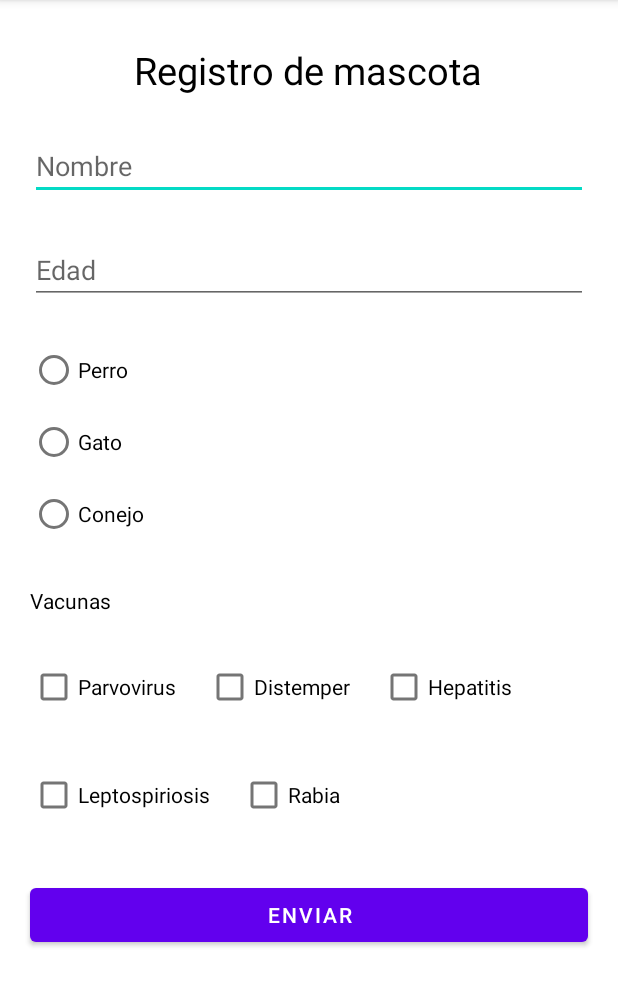
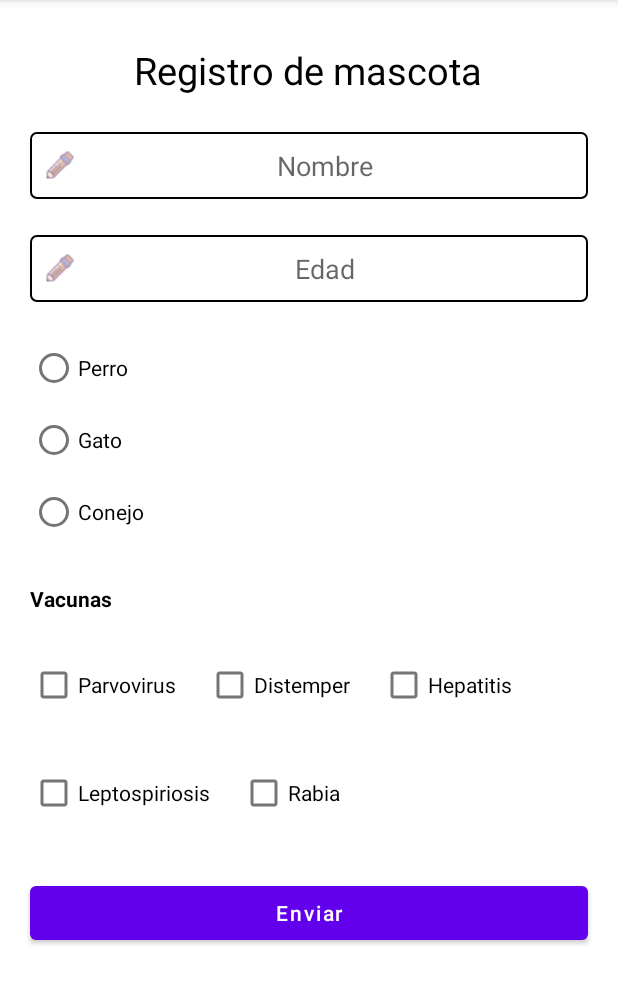
Before and after one commit to jreategui07/lab03-formulario-mascota, an Android app: the screen it shows after launch (MainActivity), on a phone screen of 412 x 824 dp, the part 84-1091 px from its top. Run offline under Robolectric (Android 15) with nearby library versions, the phone set to English and light mode, and no system bars.

Commit message:
Styling components

```diff
--- /dev/null
+++ b/app/src/main/res/drawable/shape_rectangle.xml
@@ -0,0 +1,9 @@
+<?xml version="1.0" encoding="utf-8"?>
+<selector xmlns:android="http://schemas.android.com/apk/res/android">
+    <item>
+        <shape android:shape="rectangle">
+            <stroke android:width="1dp" android:color="#000000" />
+            <corners android:radius="4dp" />
+        </shape>
+    </item>
+</selector>
--- a/app/src/main/res/layout/activity_main.xml
+++ b/app/src/main/res/layout/activity_main.xml
@@ -27,8 +27,12 @@
         android:layout_marginHorizontal="20dp"
         android:layout_marginTop="24dp"
         android:ems="10"
+        android:drawableLeft="@drawable/icon_edit"
         android:hint="Nombre"
         android:inputType="text"
+        android:background="@drawable/shape_rectangle"
+        android:gravity="center"
+        android:padding="10dp"
         app:layout_constraintEnd_toEndOf="parent"
         app:layout_constraintHorizontal_bias="0.502"
         app:layout_constraintStart_toStartOf="parent"
@@ -41,7 +45,11 @@
         android:layout_marginHorizontal="20dp"
         android:layout_marginTop="24dp"
         android:ems="10"
+        android:drawableLeft="@drawable/icon_edit"
         android:hint="Edad"
+        android:background="@drawable/shape_rectangle"
+        android:gravity="center"
+        android:padding="10dp"
         android:inputType="number"
         app:layout_constraintEnd_toEndOf="parent"
         app:layout_constraintHorizontal_bias="0.497"
@@ -137,6 +145,7 @@
         android:layout_marginStart="20dp"
         android:layout_marginTop="24dp"
         android:text="Vacunas"
+        android:textStyle="bold"
         android:textColor="#000000"
         android:textSize="14sp"
         app:layout_constraintStart_toStartOf="parent"
@@ -149,6 +158,7 @@
         android:layout_marginHorizontal="20dp"
         android:layout_marginTop="32dp"
         android:text="Enviar"
+        android:textAllCaps="false"
         app:layout_constraintTop_toBottomOf="@+id/chkRabia"
         tools:layout_editor_absoluteX="20dp" />
 
```
Also changed, not shown: app/src/main/res/drawable-v24/icon_edit.png (added).
